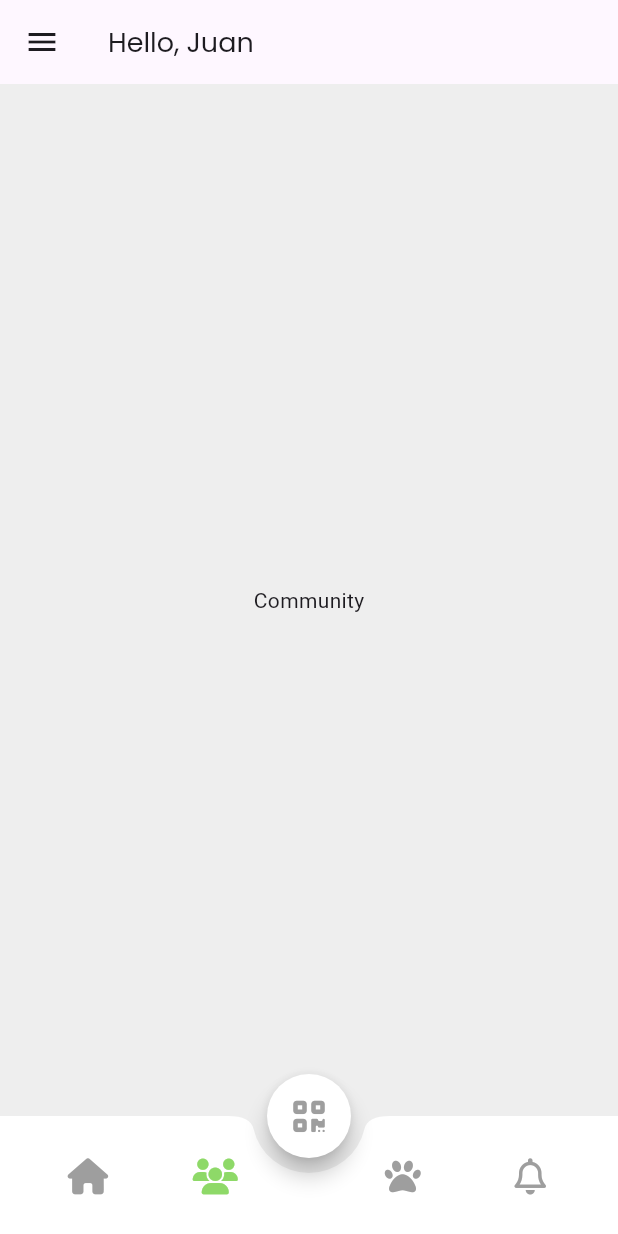
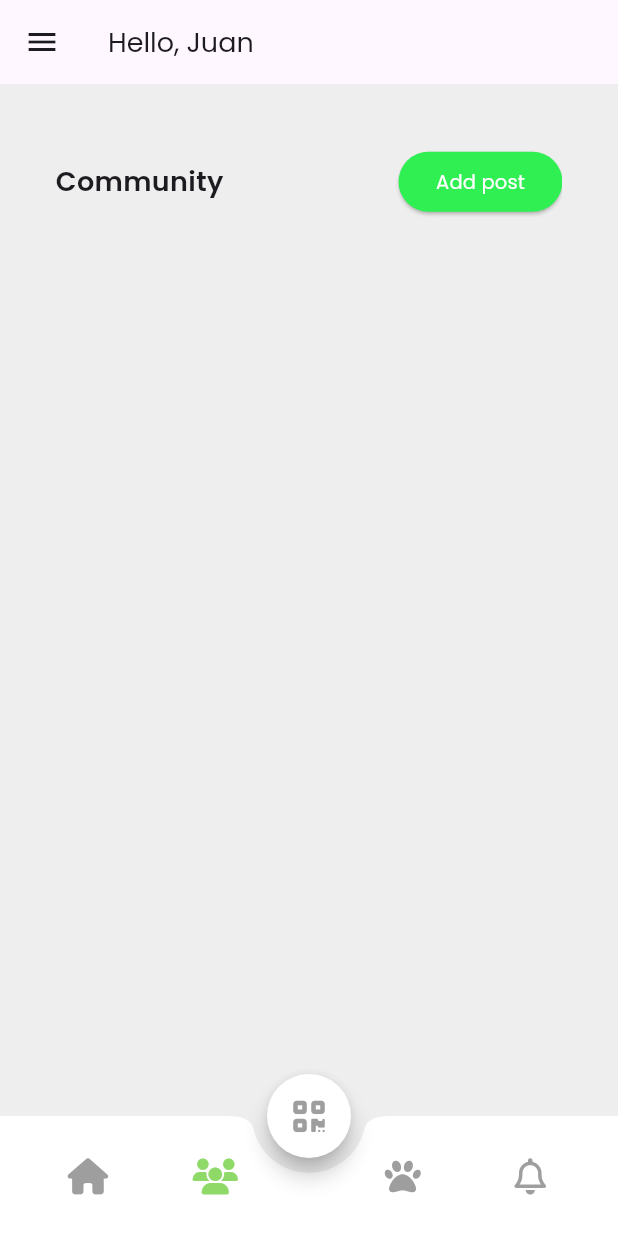
Before and after one commit to mzxriano/cityvet, a Flutter app: the screen it shows after launch, swiped to page 2, on a phone screen of 412 x 824 dp. Run offline on Flutter 3.47's test engine with Material 3 defaults, Android fonts, the phone set to English and light mode, and no system bars; our stand-ins replace font_awesome_flutter.

Commit message:
feat(community-page) initial state of community page

```diff
--- a/cityvet_app/lib/main_layout.dart
+++ b/cityvet_app/lib/main_layout.dart
@@ -1,6 +1,5 @@
-import 'package:cityvet_app/components/card.dart';
-import 'package:cityvet_app/components/card_veterinarian.dart';
 import 'package:cityvet_app/utils/config.dart';
+import 'package:cityvet_app/views/main_screens/community_view.dart';
 import 'package:cityvet_app/views/main_screens/home_view.dart';
 import 'package:flutter/material.dart';
 import 'package:font_awesome_flutter/font_awesome_flutter.dart';
@@ -45,7 +44,9 @@ class _MainLayoutState extends State<MainLayout> {
         ),
       ),
       backgroundColor: Color(0xFFEEEEEE),
-      body: PageView(
+      body: Padding(
+        padding: Config.paddingScreen,
+        child: PageView(
           controller: _pageController,
           physics: NeverScrollableScrollPhysics(),
           onPageChanged: (value) {
@@ -55,11 +56,12 @@ class _MainLayoutState extends State<MainLayout> {
           },
           children: const <Widget>[
             HomeView(),
-          Center(child: Text('Community')),
+            CommunityView(),
             Center(child: Text('QR Scanner')),
             Center(child: Text('Animals')),
             Center(child: Text('Notifications')),
           ],
+        ),
       ),
 
       floatingActionButton: FloatingActionButton(
--- a/cityvet_app/lib/utils/config.dart
+++ b/cityvet_app/lib/utils/config.dart
@@ -45,7 +45,7 @@ class Config {
 
   // Padding styles
   static const paddingTextfield = EdgeInsets.symmetric(horizontal: 15.0, vertical: 20.0);
-  static final paddingScreen = EdgeInsets.symmetric(horizontal: screenWidth! * 0.1, vertical: screenHeight! * 0.07);
+  static final paddingScreen = EdgeInsets.symmetric(horizontal: screenWidth! * 0.09, vertical: screenHeight! * 0.05);
 
   // Colors
   static const Color primaryColor = Color(0xFF8ED968);
--- /dev/null
+++ b/cityvet_app/lib/views/main_screens/community_view.dart
@@ -0,0 +1,43 @@
+import 'package:cityvet_app/utils/config.dart';
+import 'package:flutter/material.dart';
+
+class CommunityView extends StatelessWidget {
+  const CommunityView({super.key});
+
+  @override
+  Widget build(BuildContext context) {
+    Config().init(context);
+    return Column(
+      children: [
+        Row(
+          mainAxisAlignment: MainAxisAlignment.spaceBetween,
+          children: [
+            Text(
+              'Community',
+              style: TextStyle(
+                fontFamily: Config.primaryFont,
+                fontSize: Config.fontMedium,
+                fontWeight: Config.fontW600,
+              ),
+            ),
+            ElevatedButton(
+              onPressed: (){},
+              style: ElevatedButton.styleFrom(
+                backgroundColor: Color(0xFF30EF53),
+                padding: EdgeInsets.symmetric(vertical: 3, horizontal: 25)
+              ),
+              child: Text(
+                'Add post',
+                style: TextStyle(
+                  fontFamily: Config.primaryFont,
+                  fontSize: Config.fontXS,
+                  color: Colors.white,
+                ),
+              )
+            ),
+          ],
+        )
+      ],
+    );
+  }
+}
--- a/cityvet_app/lib/views/main_screens/home_view.dart
+++ b/cityvet_app/lib/views/main_screens/home_view.dart
@@ -25,8 +25,6 @@ class HomeViewState extends State<HomeView> {
 
     return SafeArea(
       child: SingleChildScrollView(
-        child: Padding(
-          padding: Config.paddingScreen,
         child: Column(
           crossAxisAlignment: CrossAxisAlignment.start,
           children: [
@@ -160,7 +158,6 @@ class HomeViewState extends State<HomeView> {
           ],
         ),
       ),
-      ),
     );
   }
 
@@ -182,6 +179,10 @@ class HomeViewState extends State<HomeView> {
           ),
           border: InputBorder.none,
           contentPadding: const EdgeInsets.symmetric(vertical: 8, horizontal: 15),
+        ),
+        style: TextStyle(
+          fontFamily: Config.primaryFont,
+          fontSize: Config.fontSmall,
         ),
       ),
     );
```
Lines whose indentation alone changed are shown as unchanged.
